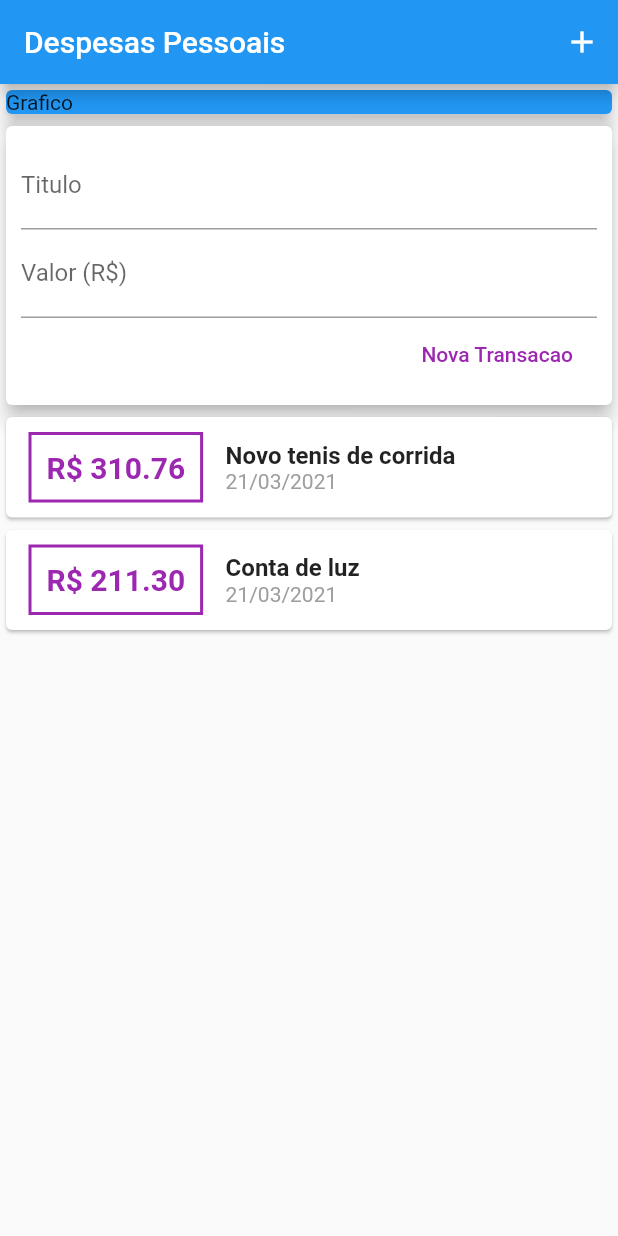
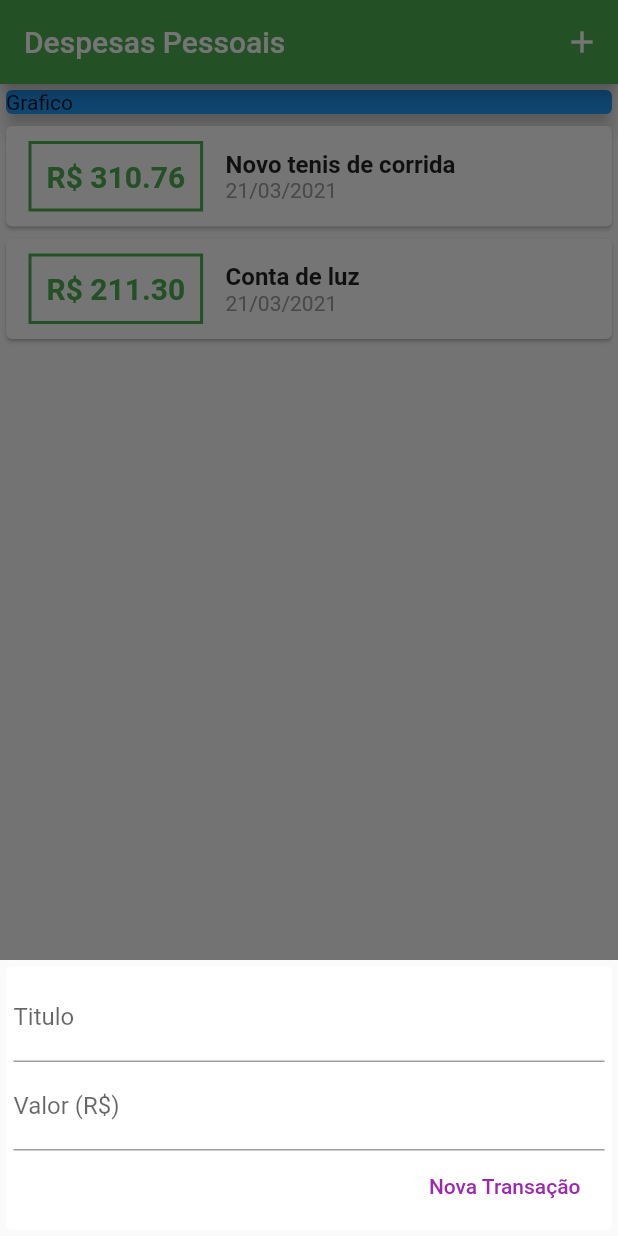
Before and after one commit to stanleysouza/despesas, a Flutter app: the screen it shows after launch, after a tap on the "add" icon, on a phone screen of 412 x 824 dp. Run offline on Flutter 3.47's test engine with Material 2 defaults, Android fonts, the phone set to English and light mode, and no system bars; missing offline and left inert: dart:ffi.

Commit message:
adicionado fonts

```diff
--- a/lib/components/transaction_form.dart
+++ b/lib/components/transaction_form.dart
@@ -2,26 +2,35 @@ import 'dart:ffi';
 
 import 'package:flutter/material.dart';
 
-class TransactionForm extends StatelessWidget {
-  final titleController = TextEditingController();
-  final valueController = TextEditingController();
+class TransactionForm extends StatefulWidget {
   final void Function(String, double) onSubmit;
   TransactionForm(this.onSubmit);
+
+  @override
+  _TransactionFormState createState() => _TransactionFormState();
+}
+
+class _TransactionFormState extends State<TransactionForm> {
+  final titleController = TextEditingController();
+
+  final valueController = TextEditingController();
+
   _submitForm() {
     final title = titleController.text;
     final value = double.tryParse(valueController.text) ?? 0.0;
     if (title.isEmpty || value <= 0) {
       return;
     }
-    onSubmit(title, value);
+    widget.onSubmit(title, value);
   }
 
   @override
   Widget build(BuildContext context) {
-    return Card(
-      elevation: 5,
+    return SingleChildScrollView(
+      child: Card(
+        elevation: 0,
         child: Padding(
-        padding: const EdgeInsets.all(10),
+          padding: const EdgeInsets.all(5),
           child: Column(
             children: <Widget>[
               TextField(
@@ -42,7 +51,7 @@ class TransactionForm extends StatelessWidget {
                 mainAxisAlignment: MainAxisAlignment.end,
                 children: [
                   FlatButton(
-                  child: Text('Nova Transacao'),
+                    child: Text('Nova Transação'),
                     textColor: Colors.purple,
                     onPressed: _submitForm,
                   ),
@@ -51,6 +60,7 @@ class TransactionForm extends StatelessWidget {
             ],
           ),
         ),
+      ),
     );
   }
 }
--- a/lib/components/transaction_list.dart
+++ b/lib/components/transaction_list.dart
@@ -26,7 +26,7 @@ class TransactionList extends StatelessWidget {
                   ),
                   decoration: BoxDecoration(
                     border: Border.all(
-                      color: Colors.purple,
+                      color: Theme.of(context).primaryColor,
                       width: 2,
                     ),
                   ),
@@ -36,7 +36,7 @@ class TransactionList extends StatelessWidget {
                     style: TextStyle(
                       fontWeight: FontWeight.bold,
                       fontSize: 20,
-                      color: Colors.purple,
+                      color: Theme.of(context).primaryColor,
                     ),
                   ),
                 ),
--- a/lib/components/transaction_user.dart
+++ /dev/null
@@ -1,50 +0,0 @@
-import 'dart:math';
-
-import 'package:flutter/material.dart';
-import 'transaction_form.dart';
-import 'transaction_list.dart';
-import '../models/trasaction.dart';
-
-class TransactionUser extends StatefulWidget {
-  @override
-  _TransactionUserState createState() => _TransactionUserState();
-}
-
-class _TransactionUserState extends State<TransactionUser> {
-  final _trasctions = [
-    Transaction(
-      id: 't1',
-      title: 'Novo tenis de corrida',
-      value: 310.76,
-      date: DateTime.now(),
-    ),
-    Transaction(
-      id: 't2',
-      title: 'Conta de luz',
-      value: 211.30,
-      date: DateTime.now(),
-    ),
-  ];
-
-  _addTransaction(String title, double value) {
-    final newTransactions = Transaction(
-      id: Random().nextDouble().toString(),
-      title: title,
-      value: value,
-      date: DateTime.now(),
-    );
-    setState(() {
-      _trasctions.add(newTransactions);
-    });
-  }
-
-  @override
-  Widget build(BuildContext context) {
-    return Column(
-      children: [
-        TransactionForm(_addTransaction),
-        TransactionList(_trasctions),
-      ],
-    );
-  }
-}
--- a/lib/main.dart
+++ b/lib/main.dart
@@ -1,10 +1,12 @@
 import 'package:despesas/components/transaction_form.dart';
 import 'package:despesas/components/transaction_list.dart';
-import 'package:despesas/components/transaction_user.dart';
 import 'package:despesas/models/trasaction.dart';
 import 'package:flutter/cupertino.dart';
 import 'package:flutter/material.dart';
 import 'package:intl/intl.dart';
+import 'dart:math';
+import 'components/transaction_form.dart';
+import 'models/trasaction.dart';
 
 main() => runApp(ExpensesApp());
 
@@ -14,11 +16,58 @@ class ExpensesApp extends StatelessWidget {
     return MaterialApp(
       home: MyHomePage(),
       debugShowCheckedModeBanner: false,
+      theme: ThemeData(
+        primarySwatch: Colors.green,
+        accentColor: Colors.amber,
+      ),
     );
   }
 }
 
-class MyHomePage extends StatelessWidget {
+class MyHomePage extends StatefulWidget {
+  @override
+  _MyHomePageState createState() => _MyHomePageState();
+}
+
+class _MyHomePageState extends State<MyHomePage> {
+  final _trasctions = [
+    Transaction(
+      id: 't1',
+      title: 'Novo tenis de corrida',
+      value: 310.76,
+      date: DateTime.now(),
+    ),
+    Transaction(
+      id: 't2',
+      title: 'Conta de luz',
+      value: 211.30,
+      date: DateTime.now(),
+    ),
+  ];
+
+  _addTransaction(String title, double value) {
+    final newTransactions = Transaction(
+      id: Random().nextDouble().toString(),
+      title: title,
+      value: value,
+      date: DateTime.now(),
+    );
+    setState(() {
+      _trasctions.add(newTransactions);
+    });
+
+    Navigator.of(context).pop();
+  }
+
+  _openTransactionFormModal(BuildContext context) {
+    showModalBottomSheet(
+      context: context,
+      builder: (ctx) {
+        return TransactionForm(_addTransaction);
+      },
+    );
+  }
+
   @override
   Widget build(BuildContext context) {
     return Scaffold(
@@ -27,7 +76,7 @@ class MyHomePage extends StatelessWidget {
         actions: [
           IconButton(
             icon: Icon(Icons.add),
-            onPressed: () {},
+            onPressed: () => _openTransactionFormModal(context),
           )
         ],
       ),
@@ -44,10 +93,16 @@ class MyHomePage extends StatelessWidget {
                 elevation: 5,
               ),
             ),
-            TransactionUser(),
+            TransactionList(_trasctions),
           ],
         ),
       ),
+      floatingActionButton: FloatingActionButton(
+        child: Icon(Icons.add),
+        onPressed: () => _openTransactionFormModal(context),
+      ),
+      floatingActionButtonLocation: FloatingActionButtonLocation.centerFloat,
+      floatingActionButtonAnimator: FloatingActionButtonAnimator.scaling,
     );
   }
 }
```
Also changed, not shown: assets/fonts/OpenSans-Bold.ttf (added), assets/fonts/OpenSans-Regular.ttf (added), assets/fonts/Quicksand-Bold.ttf (added), assets/fonts/Quicksand-Light.ttf (added), assets/fonts/Quicksand-Medium.ttf (added), assets/fonts/Quicksand-Regular.ttf (added), assets/images/waiting.png (added). Lines whose indentation alone changed are shown as unchanged.
